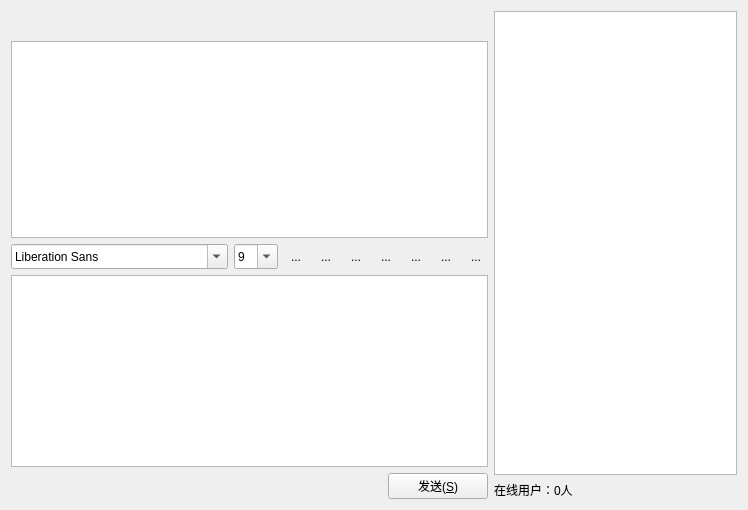
Before: the Qt Designer form LANChat/lanchat.ui in mAndisan/turbo-guide, drawn with Qt 5.
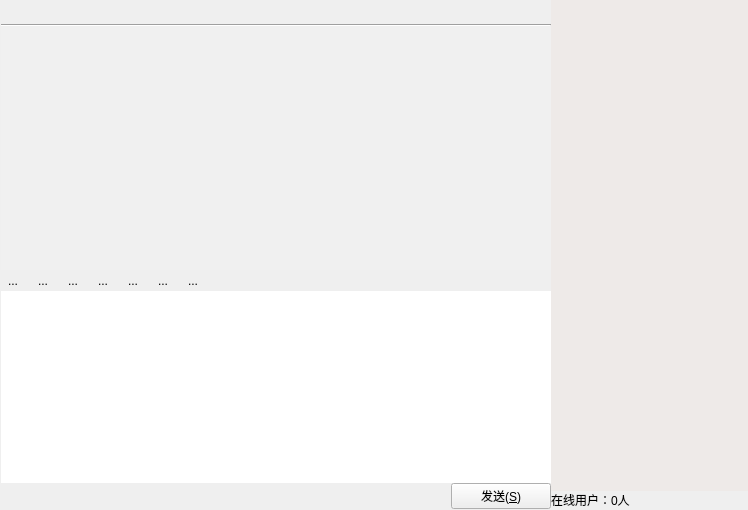
After: the same form once the commit is applied. Icons and pictures are not drawn.

The edit to the form file:
```diff
--- a/LANChat/lanchat.ui
+++ b/LANChat/lanchat.ui
@@ -10,6 +10,43 @@
     <height>510</height>
    </rect>
   </property>
+  <property name="palette">
+   <palette>
+    <active>
+     <colorrole role="Base">
+      <brush brushstyle="SolidPattern">
+       <color alpha="255">
+        <red>255</red>
+        <green>255</green>
+        <blue>255</blue>
+       </color>
+      </brush>
+     </colorrole>
+    </active>
+    <inactive>
+     <colorrole role="Base">
+      <brush brushstyle="SolidPattern">
+       <color alpha="255">
+        <red>255</red>
+        <green>255</green>
+        <blue>255</blue>
+       </color>
+      </brush>
+     </colorrole>
+    </inactive>
+    <disabled>
+     <colorrole role="Base">
+      <brush brushstyle="SolidPattern">
+       <color alpha="255">
+        <red>240</red>
+        <green>240</green>
+        <blue>240</blue>
+       </color>
+      </brush>
+     </colorrole>
+    </disabled>
+   </palette>
+  </property>
   <property name="windowTitle">
    <string>及时雨</string>
   </property>
@@ -18,9 +55,118 @@
     <normaloff>:/LANChat/image/MSN-Messenger.png</normaloff>:/LANChat/image/MSN-Messenger.png</iconset>
   </property>
   <widget class="QWidget" name="centralWidget">
+   <property name="palette">
+    <palette>
+     <active>
+      <colorrole role="Base">
+       <brush brushstyle="SolidPattern">
+        <color alpha="255">
+         <red>245</red>
+         <green>245</green>
+         <blue>245</blue>
+        </color>
+       </brush>
+      </colorrole>
+      <colorrole role="Window">
+       <brush brushstyle="SolidPattern">
+        <color alpha="255">
+         <red>245</red>
+         <green>245</green>
+         <blue>245</blue>
+        </color>
+       </brush>
+      </colorrole>
+      <colorrole role="Shadow">
+       <brush brushstyle="SolidPattern">
+        <color alpha="255">
+         <red>245</red>
+         <green>245</green>
+         <blue>245</blue>
+        </color>
+       </brush>
+      </colorrole>
+     </active>
+     <inactive>
+      <colorrole role="Base">
+       <brush brushstyle="SolidPattern">
+        <color alpha="255">
+         <red>245</red>
+         <green>245</green>
+         <blue>245</blue>
+        </color>
+       </brush>
+      </colorrole>
+      <colorrole role="Window">
+       <brush brushstyle="SolidPattern">
+        <color alpha="255">
+         <red>245</red>
+         <green>245</green>
+         <blue>245</blue>
+        </color>
+       </brush>
+      </colorrole>
+      <colorrole role="Shadow">
+       <brush brushstyle="SolidPattern">
+        <color alpha="255">
+         <red>245</red>
+         <green>245</green>
+         <blue>245</blue>
+        </color>
+       </brush>
+      </colorrole>
+     </inactive>
+     <disabled>
+      <colorrole role="Base">
+       <brush brushstyle="SolidPattern">
+        <color alpha="255">
+         <red>245</red>
+         <green>245</green>
+         <blue>245</blue>
+        </color>
+       </brush>
+      </colorrole>
+      <colorrole role="Window">
+       <brush brushstyle="SolidPattern">
+        <color alpha="255">
+         <red>245</red>
+         <green>245</green>
+         <blue>245</blue>
+        </color>
+       </brush>
+      </colorrole>
+      <colorrole role="Shadow">
+       <brush brushstyle="SolidPattern">
+        <color alpha="255">
+         <red>245</red>
+         <green>245</green>
+         <blue>245</blue>
+        </color>
+       </brush>
+      </colorrole>
+     </disabled>
+    </palette>
+   </property>
    <layout class="QHBoxLayout" name="horizontalLayout_3">
+    <property name="spacing">
+     <number>0</number>
+    </property>
+    <property name="leftMargin">
+     <number>1</number>
+    </property>
+    <property name="topMargin">
+     <number>0</number>
+    </property>
+    <property name="rightMargin">
+     <number>0</number>
+    </property>
+    <property name="bottomMargin">
+     <number>1</number>
+    </property>
     <item>
-     <layout class="QVBoxLayout" name="verticalLayout" stretch="0,0,0,0,0">
+     <layout class="QVBoxLayout" name="verticalLayout" stretch="0,0,0,0,0,0">
+      <property name="spacing">
+       <number>0</number>
+      </property>
       <item>
        <widget class="QLabel" name="labelName">
         <property name="font">
@@ -33,6 +179,13 @@
         </property>
        </widget>
       </item>
+      <item>
+       <widget class="Line" name="line">
+        <property name="orientation">
+         <enum>Qt::Horizontal</enum>
+        </property>
+       </widget>
+      </item>
       <item>
        <widget class="QTextBrowser" name="textBrowser">
         <property name="sizePolicy">
@@ -41,124 +194,65 @@
           <verstretch>2</verstretch>
          </sizepolicy>
         </property>
+        <property name="minimumSize">
+         <size>
+          <width>550</width>
+          <height>0</height>
+         </size>
+        </property>
         <property name="maximumSize">
          <size>
           <width>16777215</width>
           <height>16777215</height>
          </size>
         </property>
+        <property name="palette">
+         <palette>
+          <active>
+           <colorrole role="Base">
+            <brush brushstyle="SolidPattern">
+             <color alpha="255">
+              <red>240</red>
+              <green>240</green>
+              <blue>240</blue>
+             </color>
+            </brush>
+           </colorrole>
+          </active>
+          <inactive>
+           <colorrole role="Base">
+            <brush brushstyle="SolidPattern">
+             <color alpha="255">
+              <red>240</red>
+              <green>240</green>
+              <blue>240</blue>
+             </color>
+            </brush>
+           </colorrole>
+          </inactive>
+          <disabled>
+           <colorrole role="Base">
+            <brush brushstyle="SolidPattern">
+             <color alpha="255">
+              <red>240</red>
+              <green>240</green>
+              <blue>240</blue>
+             </color>
+            </brush>
+           </colorrole>
+          </disabled>
+         </palette>
+        </property>
+        <property name="frameShape">
+         <enum>QFrame::NoFrame</enum>
+        </property>
        </widget>
       </item>
       <item>
        <layout class="QHBoxLayout" name="horizontalLayout_4">
-        <item>
-         <widget class="QFontComboBox" name="fontComboBox">
-          <property name="sizePolicy">
-           <sizepolicy hsizetype="Fixed" vsizetype="Fixed">
-            <horstretch>0</horstretch>
-            <verstretch>0</verstretch>
-           </sizepolicy>
-          </property>
-          <property name="minimumSize">
-           <size>
-            <width>1</width>
-            <height>25</height>
-           </size>
-          </property>
-         </widget>
-        </item>
-        <item>
-         <widget class="QComboBox" name="fontsizecomboBox">
-          <property name="sizePolicy">
-           <sizepolicy hsizetype="Fixed" vsizetype="Maximum">
-            <horstretch>0</horstretch>
-            <verstretch>0</verstretch>
-           </sizepolicy>
-          </property>
-          <property name="minimumSize">
-           <size>
-            <width>0</width>
-            <height>25</height>
-           </size>
-          </property>
-          <property name="editable">
-           <bool>true</bool>
-          </property>
-          <property name="currentText">
-           <string>9</string>
-          </property>
-          <item>
-           <property name="text">
-            <string>9</string>
-           </property>
-          </item>
-          <item>
-           <property name="text">
-            <string>10</string>
-           </property>
-          </item>
-          <item>
-           <property name="text">
-            <string>11</string>
-           </property>
-          </item>
-          <item>
-           <property name="text">
-            <string>12</string>
-           </property>
-          </item>
-          <item>
-           <property name="text">
-            <string>13</string>
-           </property>
-          </item>
-          <item>
-           <property name="text">
-            <string>14</string>
-           </property>
-          </item>
-          <item>
-           <property name="text">
-            <string>15</string>
-           </property>
-          </item>
-          <item>
-           <property name="text">
-            <string>16</string>
-           </property>
-          </item>
-          <item>
-           <property name="text">
-            <string>17</string>
-           </property>
-          </item>
-          <item>
-           <property name="text">
-            <string>18</string>
-           </property>
-          </item>
-          <item>
-           <property name="text">
-            <string>19</string>
-           </property>
-          </item>
-          <item>
-           <property name="text">
-            <string>20</string>
-           </property>
-          </item>
-          <item>
-           <property name="text">
-            <string>21</string>
-           </property>
-          </item>
-          <item>
-           <property name="text">
-            <string>22</string>
-           </property>
-          </item>
-         </widget>
-        </item>
+        <property name="spacing">
+         <number>6</number>
+        </property>
         <item>
          <widget class="QToolButton" name="textbold">
           <property name="toolTip">
@@ -326,6 +420,19 @@
           </property>
          </widget>
         </item>
+        <item>
+         <spacer name="horizontalSpacer_2">
+          <property name="orientation">
+           <enum>Qt::Horizontal</enum>
+          </property>
+          <property name="sizeHint" stdset="0">
+           <size>
+            <width>40</width>
+            <height>20</height>
+           </size>
+          </property>
+         </spacer>
+        </item>
        </layout>
       </item>
       <item>
@@ -336,10 +443,53 @@
           <height>16777215</height>
          </size>
         </property>
+        <property name="palette">
+         <palette>
+          <active>
+           <colorrole role="Base">
+            <brush brushstyle="SolidPattern">
+             <color alpha="255">
+              <red>255</red>
+              <green>255</green>
+              <blue>255</blue>
+             </color>
+            </brush>
+           </colorrole>
+          </active>
+          <inactive>
+           <colorrole role="Base">
+            <brush brushstyle="SolidPattern">
+             <color alpha="255">
+              <red>255</red>
+              <green>255</green>
+              <blue>255</blue>
+             </color>
+            </brush>
+           </colorrole>
+          </inactive>
+          <disabled>
+           <colorrole role="Base">
+            <brush brushstyle="SolidPattern">
+             <color alpha="255">
+              <red>245</red>
+              <green>245</green>
+              <blue>245</blue>
+             </color>
+            </brush>
+           </colorrole>
+          </disabled>
+         </palette>
+        </property>
+        <property name="frameShape">
+         <enum>QFrame::NoFrame</enum>
+        </property>
        </widget>
       </item>
       <item>
        <layout class="QHBoxLayout" name="horizontalLayout_5">
+        <property name="spacing">
+         <number>6</number>
+        </property>
         <item>
          <spacer name="horizontalSpacer">
           <property name="orientation">
@@ -372,6 +522,9 @@
     </item>
     <item>
      <layout class="QGridLayout" name="gridLayout_2">
+      <property name="spacing">
+       <number>0</number>
+      </property>
       <item row="1" column="0">
        <layout class="QHBoxLayout" name="horizontalLayout_2">
         <item>
@@ -385,12 +538,85 @@
       </item>
       <item row="0" column="0">
        <widget class="QListWidget" name="listWidgetUser">
+        <property name="maximumSize">
+         <size>
+          <width>300</width>
+          <height>16777215</height>
+         </size>
+        </property>
+        <property name="palette">
+         <palette>
+          <active>
+           <colorrole role="Light">
+            <brush brushstyle="SolidPattern">
+             <color alpha="255">
+              <red>227</red>
+              <green>227</green>
+              <blue>227</blue>
+             </color>
+            </brush>
+           </colorrole>
+           <colorrole role="Base">
+            <brush brushstyle="SolidPattern">
+             <color alpha="255">
+              <red>238</red>
+              <green>234</green>
+              <blue>232</blue>
+             </color>
+            </brush>
+           </colorrole>
+          </active>
+          <inactive>
+           <colorrole role="Light">
+            <brush brushstyle="SolidPattern">
+             <color alpha="255">
+              <red>227</red>
+              <green>227</green>
+              <blue>227</blue>
+             </color>
+            </brush>
+           </colorrole>
+           <colorrole role="Base">
+            <brush brushstyle="SolidPattern">
+             <color alpha="255">
+              <red>238</red>
+              <green>234</green>
+              <blue>232</blue>
+             </color>
+            </brush>
+           </colorrole>
+          </inactive>
+          <disabled>
+           <colorrole role="Light">
+            <brush brushstyle="SolidPattern">
+             <color alpha="255">
+              <red>227</red>
+              <green>227</green>
+              <blue>227</blue>
+             </color>
+            </brush>
+           </colorrole>
+           <colorrole role="Base">
+            <brush brushstyle="SolidPattern">
+             <color alpha="255">
+              <red>240</red>
+              <green>240</green>
+              <blue>240</blue>
+             </color>
+            </brush>
+           </colorrole>
+          </disabled>
+         </palette>
+        </property>
         <property name="font">
          <font>
           <family>宋体</family>
           <pointsize>20</pointsize>
          </font>
         </property>
+        <property name="frameShape">
+         <enum>QFrame::NoFrame</enum>
+        </property>
         <property name="iconSize">
          <size>
           <width>30</width>
```
Left out of the diff: 32 changed lines with no effect on the pictures.
